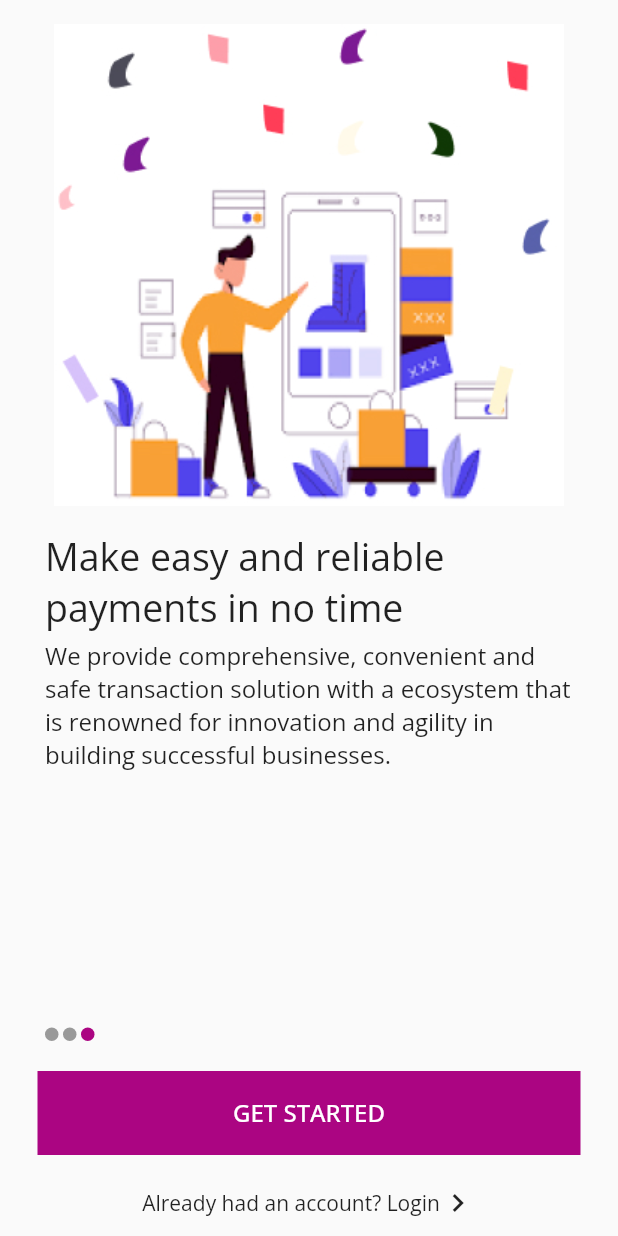
After one commit to Deolamma/Mobile_Paybetta-Project-Repo, a Flutter app: the OnboardingScreenView screen opened directly, swiped to page 3, on a phone screen of 412 x 824 dp. The commit adds this screen. Run offline on Flutter 3.47's test engine with Material 2 defaults, Android fonts, the phone set to English and light mode, and no system bars; our stand-ins replace flutter_screenutil, google_fonts, stacked, stacked_services.

Commit message:
Splash screen and onboarding Screen

```diff
--- /dev/null
+++ b/paybetta/lib/ui/views/get_started_screen/get_started_screen_viewmodel.dart
@@ -0,0 +1,13 @@
+import 'package:stacked/stacked.dart';
+
+class GetStartedScreenViewModel extends BaseViewModel {
+  String _logo = 'assets/images/logo.png';
+  String _createAcct = 'Create a free account';
+  String _start = 'GET STARTED';
+  String _login = 'LOGIN';
+
+  String get logo => _logo;
+  String get login => _login;
+  String get start => _start;
+  String get createAcct => _createAcct;
+}
--- /dev/null
+++ b/paybetta/lib/ui/views/onboarding_screen/onboarding_controller.dart
@@ -0,0 +1,27 @@
+import 'package:paybetta/ui/views/onboarding_screen/onboarding_info.dart';
+import 'package:stacked_services/stacked_services.dart';
+
+class OnboardingController extends GetxController {
+  List<OnboardingInfo> onboardingPagges = [
+    OnboardingInfo(
+        'assets/images/Group329.jpg',
+        'Buy and sell your products online safely '
+            'and confidently',
+        'You don’t need to experience doubt when selling or '
+            'purchasing any product online. Connect with us today to guaranttee'
+            ' all round safety.'),
+    OnboardingInfo(
+        'assets/images/Group330.jpg',
+        'Pay for services as you go with '
+            'milestone payments',
+        'We are a reliable payment gateway for individuals '
+            'and businesses to carry out business transaction, either on '
+            'a recurring or one-time basis.'),
+    OnboardingInfo(
+        'assets/images/Group332.jpg',
+        'Make easy and reliable payments in no time',
+        'We provide comprehensive, convenient and safe transaction solution '
+            'with a ecosystem that is renowned for innovation and agility in '
+            'building successful businesses.'),
+  ];
+}
--- /dev/null
+++ b/paybetta/lib/ui/views/onboarding_screen/onboarding_screen_view.dart
@@ -0,0 +1,130 @@
+import 'package:flutter/material.dart';
+import 'package:google_fonts/google_fonts.dart';
+import 'package:paybetta/ui/shared/const_app_colors.dart';
+import 'package:paybetta/ui/views/onboarding_screen/onboarding_screen_viewmodel.dart';
+import 'package:stacked/stacked.dart';
+
+class OnboardingScreenView extends StatelessWidget {
+  const OnboardingScreenView({Key? key}) : super(key: key);
+
+  @override
+  Widget build(BuildContext context) {
+    return ViewModelBuilder<OnboardingScreenViewModel>.reactive(
+        viewModelBuilder: () => OnboardingScreenViewModel(),
+        builder: (context, model, child) {
+          return Scaffold(
+            body: Column(
+              children: [
+                Expanded(
+                    child: PageView.builder(
+                        controller: model.controller2,
+                        itemCount: model.controller.onboardingPagges.length,
+                        onPageChanged: model.pageChange,
+                        itemBuilder: (_, i) {
+                          return Column(
+                              mainAxisAlignment: MainAxisAlignment.start,
+                              children: [
+                                Padding(
+                                    padding: EdgeInsets.only(
+                                        top: 10, left: 10, right: 10),
+                                    child: Image.asset(
+                                      model
+                                          .controller.onboardingPagges[i].image,
+                                      height: 333.36,
+                                      width: 340.12,
+                                    )),
+                                SizedBox(height: 10),
+                                Padding(
+                                    padding:
+                                        EdgeInsets.symmetric(horizontal: 30),
+                                    child: Text(
+                                      model
+                                          .controller.onboardingPagges[i].title,
+                                      style: GoogleFonts.openSans(
+                                        fontSize: 25,
+                                      ),
+                                    )),
+                                SizedBox(height: 5),
+                                Padding(
+                                    padding:
+                                        EdgeInsets.symmetric(horizontal: 30),
+                                    child: Text(
+                                      model.controller.onboardingPagges[i]
+                                          .description,
+                                      style: GoogleFonts.openSans(fontSize: 16),
+                                    )),
+                              ]);
+                        })),
+                Padding(
+                    padding: EdgeInsets.symmetric(horizontal: 30),
+                    child: Container(
+                        child: Row(
+                      children: List.generate(
+                          model.controller.onboardingPagges.length,
+                          (index) => Container(
+                                margin: EdgeInsets.only(right: 3),
+                                width: 9,
+                                height: 9,
+                                decoration: BoxDecoration(
+                                  shape: BoxShape.circle,
+                                  color: model.currentIndex == index
+                                      ? pbAppColor
+                                      : pbLeftNavBarColor,
+                                ),
+                              )),
+                    ))),
+                Container(
+                    color: pbAppColor,
+                    height: 56,
+                    margin: EdgeInsets.all(20),
+                    width: 362,
+                    child: TextButton(
+                      onPressed: () {
+                        if (model.currentIndex ==
+                            model.controller.onboardingPagges.length - 1) {
+                          model.navigateToGetStartedView();
+                        } else {
+                          model.nextPage();
+                        }
+                      },
+                      child: Text(
+                        model.currentIndex ==
+                                model.controller.onboardingPagges.length - 1
+                            ? model.started
+                            : model.textButton,
+                        style: GoogleFonts.openSans(
+                            fontSize: 16, color: pbWhiteColor),
+                      ),
+                    )),
+                GestureDetector(
+                  onTap: () {
+                    if (model.currentIndex ==
+                        model.controller.onboardingPagges.length - 1) {
+                      //Navigate to login Page
+                    }
+                    model.skipPage();
+                  },
+                  child: Row(
+                    mainAxisAlignment: MainAxisAlignment.center,
+                    crossAxisAlignment: CrossAxisAlignment.center,
+                    children: [
+                      Text(
+                        model.currentIndex ==
+                                model.controller.onboardingPagges.length - 1
+                            ? model.hadAccount
+                            : model.skip,
+                        style: GoogleFonts.openSans(fontSize: 14),
+                      ),
+                      Icon(Icons.navigate_next_outlined)
+                    ],
+                  ),
+                ),
+                SizedBox(
+                  height: 10,
+                )
+              ],
+            ),
+          );
+        });
+  }
+}
--- /dev/null
+++ b/paybetta/lib/ui/views/onboarding_screen/onboarding_screen_viewmodel.dart
@@ -0,0 +1,43 @@
+import 'package:flutter/material.dart';
+import 'package:paybetta/ui/views/onboarding_screen/onboarding_controller.dart';
+import 'package:paybetta/app/app.locator.dart';
+import 'package:paybetta/app/app.router.dart';
+import 'package:stacked/stacked.dart';
+import 'package:stacked_services/stacked_services.dart';
+
+class OnboardingScreenViewModel extends BaseViewModel {
+  String _textButton = 'NEXT';
+  String _skip = 'Skip';
+  String _started = 'GET STARTED';
+  String _hadAccount = 'Already had an account? Login';
+  int _currentIndex = 0;
+
+  int get currentIndex => _currentIndex;
+  String get skip => _skip;
+  String get started => _started;
+  String get hadAccount => _hadAccount;
+  String get textButton => _textButton;
+  final controller = OnboardingController();
+
+  final controller2 = PageController();
+
+  void nextPage() {
+    controller2.nextPage(duration: 400.milliseconds, curve: Curves.ease);
+  }
+
+  void skipPage() {
+    controller2.animateToPage(2,
+        duration: 400.milliseconds, curve: Curves.ease);
+  }
+
+  void pageChange(int index) {
+    _currentIndex = index;
+    notifyListeners();
+  }
+
+  final _navigationService = locator<NavigationService>();
+
+  void navigateToGetStartedView() {
+    _navigationService.navigateTo(Routes.getStartedScreenView);
+  }
+}
```
Also changed, not shown: paybetta/lib/app/app.dart (+12 -13 lines), paybetta/lib/main.dart (+2 -5 lines), paybetta/lib/ui/views/get_started_screen/get_started_screen_view.dart (added, +66 -0 lines), paybetta/lib/ui/views/onboarding_screen/onboarding_info.dart (added, +7 -0 lines), paybetta/assets/images/Group329.jpg (added), paybetta/assets/images/Group330.jpg (added), paybetta/assets/images/Group332.jpg (added), paybetta/assets/images/logo.png (added), 4 other files.
